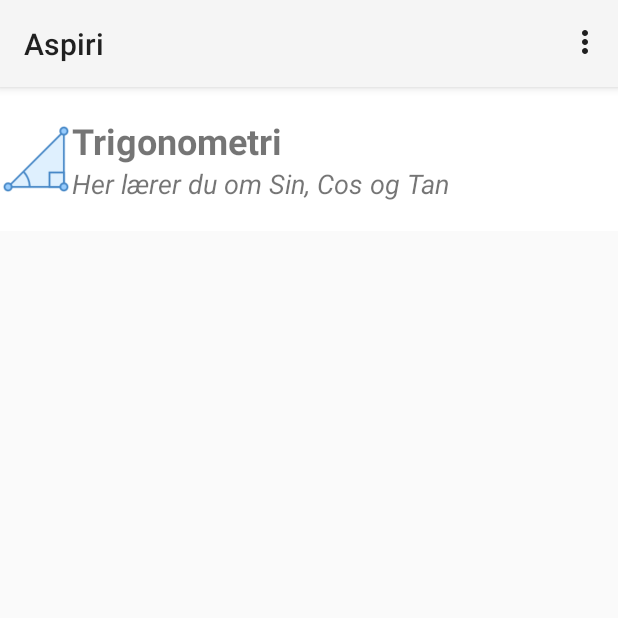
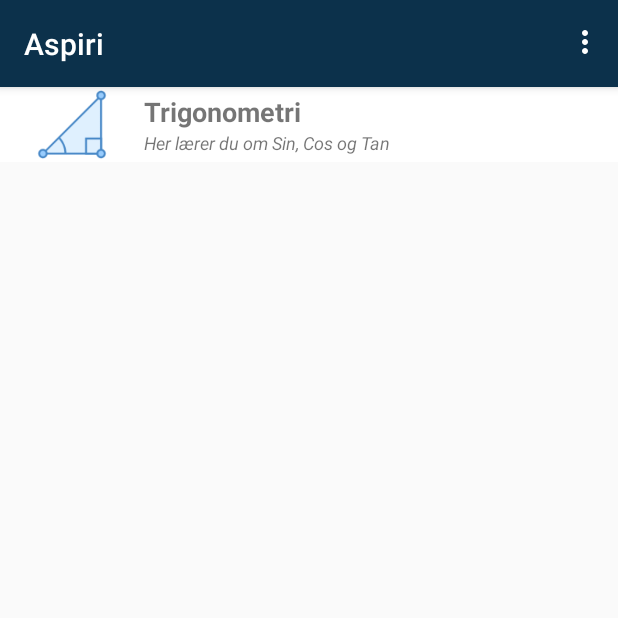
Before and after one commit to jufa2401/Aspiriprojektet, an Android app: the screen it shows after launch (MainActivity), on a phone screen of 412 x 824 dp, the top half of it. Run offline under Robolectric (Android 15) with nearby library versions, the phone set to English and light mode, and no system bars.

```diff
--- a/app/src/main/AndroidManifest.xml
+++ b/app/src/main/AndroidManifest.xml
@@ -1,18 +1,17 @@
 <?xml version="1.0" encoding="utf-8"?>
 <manifest xmlns:android="http://schemas.android.com/apk/res/android"
     package="com.example.s165158.aspiri">
-
     <application
         android:allowBackup="true"
         android:icon="@mipmap/ic_launcher"
         android:label="@string/app_name"
         android:roundIcon="@mipmap/ic_launcher_round"
         android:supportsRtl="true"
-        android:theme="@style/Theme.AppCompat.Light.NoActionBar">
+        android:theme="@style/AppTheme">
         <activity android:name=".MainActivity">
             <intent-filter>
                 <action android:name="android.intent.action.MAIN" />
-
+                s
                 <category android:name="android.intent.category.LAUNCHER" />
             </intent-filter>
         </activity>
--- a/app/src/main/res/layout/activity_main.xml
+++ b/app/src/main/res/layout/activity_main.xml
@@ -5,8 +5,8 @@
     android:layout_width="match_parent"
     android:layout_height="match_parent"
     tools:context="com.example.s165158.aspiri.MainActivity"
-    tools:layout_editor_absoluteY="25dp"
-    tools:layout_editor_absoluteX="0dp">
+    tools:layout_editor_absoluteX="0dp"
+    tools:layout_editor_absoluteY="25dp">
 
     <android.support.v7.widget.Toolbar
         android:id="@+id/my_toolbar"
@@ -15,18 +15,17 @@
         android:background="?attr/colorPrimary"
         android:elevation="4dp"
         android:theme="@style/ThemeOverlay.AppCompat.ActionBar"
-        app:popupTheme="@style/ThemeOverlay.AppCompat.Light"
         app:layout_constraintLeft_toLeftOf="parent"
         app:layout_constraintRight_toRightOf="parent"
         app:layout_constraintTop_toTopOf="parent"
-        tools:layout_constraintRight_creator="1"
-        tools:layout_constraintLeft_creator="1" />
+        app:popupTheme="@style/ThemeOverlay.AppCompat.Light"
+        tools:layout_constraintLeft_creator="1"
+        tools:layout_constraintRight_creator="1" />
 
     <ListView
         android:id="@+id/list"
-        android:layout_width="match_parent"
+        android:layout_width="0dp"
         android:layout_height="wrap_content"
-        android:layout_marginBottom="0dp"
         android:background="@android:color/background_light"
         android:footerDividersEnabled="false"
         android:visibility="visible"
--- a/app/src/main/res/layout/listview_row.xml
+++ b/app/src/main/res/layout/listview_row.xml
@@ -8,12 +8,11 @@
     <ImageView
         android:id="@+id/imageView1ID"
         android:layout_width="wrap_content"
-        android:layout_height="wrap_content"
-        android:layout_weight="1"
+        android:layout_height="50dp"
         app:srcCompat="@drawable/trig" />
 
     <LinearLayout
-        android:layout_width="match_parent"
+        android:layout_width="0dp"
         android:layout_height="match_parent"
         android:layout_gravity="center_vertical"
         android:layout_weight="1"
@@ -25,7 +24,7 @@
             android:layout_width="match_parent"
             android:layout_height="wrap_content"
             android:text="TextView"
-            android:textSize="24sp"
+            android:textSize="18sp"
             android:textStyle="bold" />
 
         <TextView
@@ -33,7 +32,7 @@
             android:layout_width="match_parent"
             android:layout_height="wrap_content"
             android:text="TextView"
-            android:textSize="18sp"
+            android:textSize="12sp"
             android:textStyle="italic"/>
     </LinearLayout>
 </LinearLayout>
--- a/app/src/main/res/values/colors.xml
+++ b/app/src/main/res/values/colors.xml
@@ -1,6 +1,12 @@
 <?xml version="1.0" encoding="utf-8"?>
+
 <resources>
-    <color name="colorPrimary">#3F51B5</color>
-    <color name="colorPrimaryDark">#303F9F</color>
-    <color name="colorAccent">#FF4081</color>
+    <!-- original color palette -->
+    ...
+    <!-- alternative color palette -->
+
+    <color name="colorPrimary">#0c314b</color>
+    <color name="colorPrimaryDark">#0b2b41</color>
+    <color name="colorAccent">#4070c9</color>
+    <color name="titleTextColor">#ffffff</color>
 </resources>
--- /dev/null
+++ b/app/src/main/res/values/dimens.xml
@@ -0,0 +1,6 @@
+<?xml version="1.0" encoding="utf-8"?>
+<resources>
+    <!-- Default screen margins, per the Android Design guidelines. -->
+    <dimen name="activity_horizontal_margin">16dp</dimen>
+    <dimen name="activity_vertical_margin">16dp</dimen>
+</resources>
--- a/app/src/main/res/values/styles.xml
+++ b/app/src/main/res/values/styles.xml
@@ -1,11 +1,19 @@
 <resources>
 
-    <!-- Base application theme. -->
-    <style name="AppTheme" parent="Theme.AppCompat.Light.NoActionBar">
+    <style name="AppTheme" parent="Theme.AppCompat.DayNight.NoActionBar">
         <!-- Customize your theme here. -->
-        <item name="colorPrimary">@color/colorPrimary</item>
-        <item name="colorPrimaryDark">@color/colorPrimaryDark</item>
-        <item name="colorAccent">@color/colorAccent</item>
+        <item name="colorPrimary">@color/colorPrimary
+        </item>
+        <item name="colorPrimaryDark">@color/colorPrimaryDark
+        </item>
+        <item name="colorAccent">@color/colorAccent
+        </item>
+
+        <item name="titleTextColor">@color/titleTextColor
+        </item>
+        <item name="android:textColorPrimary">@android:color/background_light</item>
+        <item name="android:navigationBarColor">@android:color/background_dark</item>
+        <item name="android:colorForeground">@android:color/background_dark</item>
+
     </style>
-
 </resources>
```
Also changed, not shown: app/src/main/java/com/example/s165158/aspiri/MainActivity.java (+2 -8 lines).
